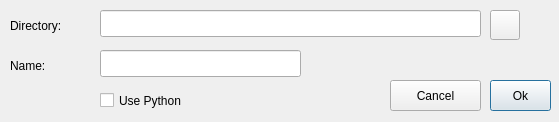
Above: pvdevelop/dlgnewprj.ui from pvbrowser/pvb before the change. Below: the same form after it.
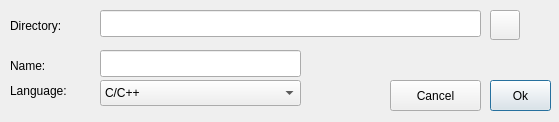
That is the form after the change. Icons and pictures are not drawn.

What changed in the file:
```diff
--- a/pvdevelop/dlgnewprj.ui
+++ b/pvdevelop/dlgnewprj.ui
@@ -115,21 +115,46 @@
     <iconset resource="pvdevelop.qrc" >:/images/open.png</iconset>
    </property>
   </widget>
-  <widget class="QCheckBox" name="checkBoxPython" >
-   <property name="geometry" >
+  <widget class="QComboBox" name="comboBoxLanguage">
+   <property name="geometry">
     <rect>
      <x>100</x>
-     <y>90</y>
-     <width>101</width>
+     <y>80</y>
+     <width>201</width>
+     <height>26</height>
+    </rect>
+   </property>
+   <item>
+    <property name="text">
+     <string>C/C++</string>
+    </property>
+   </item>
+   <item>
+    <property name="text">
+     <string>Lua</string>
+    </property>
+   </item>
+   <item>
+    <property name="text">
+     <string>Python (experimental)</string>
+    </property>
+   </item>
+  </widget>
+  <widget class="QLabel" name="label">
+   <property name="geometry">
+    <rect>
+     <x>10</x>
+     <y>80</y>
+     <width>71</width>
      <height>21</height>
     </rect>
    </property>
-   <property name="text" >
-    <string>Use Python</string>
+   <property name="text">
+    <string>Language:</string>
    </property>
   </widget>
  </widget>
- <layoutdefault spacing="6" margin="11" />
+ <layoutdefault spacing="6" margin="11"/>
  <resources>
   <include location="pvdevelop.qrc" />
  </resources>
```
Left out of the diff: 60 changed lines with no effect on the pictures.
